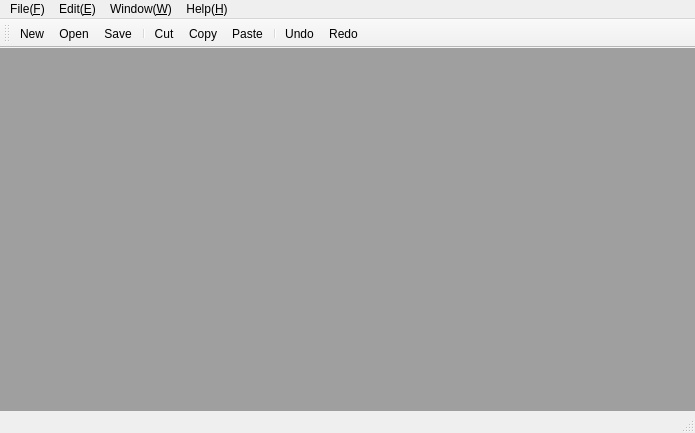
First picture: the form in TextEdit/mainwindow.ui, repository yangyongda/MyQT_Project, before the edit.
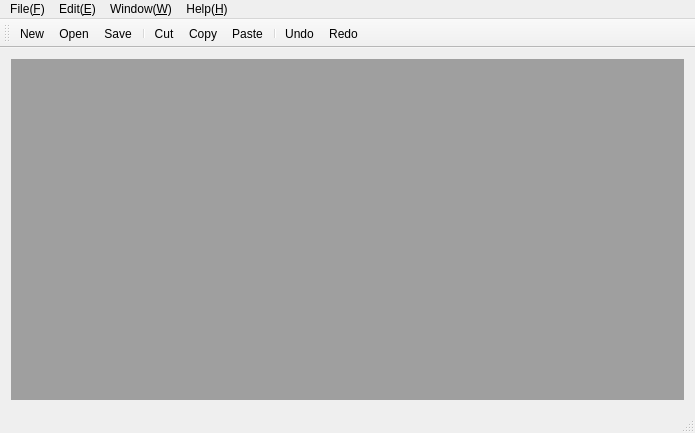
Second picture: the form after the edit. Icons and pictures are not drawn.

```diff
--- a/TextEdit/mainwindow.ui
+++ b/TextEdit/mainwindow.ui
@@ -10,20 +10,21 @@
     <height>433</height>
    </rect>
   </property>
+  <property name="sizePolicy">
+   <sizepolicy hsizetype="Expanding" vsizetype="Expanding">
+    <horstretch>0</horstretch>
+    <verstretch>0</verstretch>
+   </sizepolicy>
+  </property>
   <property name="windowTitle">
    <string>MainWindow</string>
   </property>
   <widget class="QWidget" name="centralWidget">
-   <widget class="QMdiArea" name="mdiArea">
-    <property name="geometry">
-     <rect>
-      <x>0</x>
-      <y>0</y>
-      <width>701</width>
-      <height>371</height>
-     </rect>
-    </property>
-   </widget>
+   <layout class="QGridLayout" name="gridLayout">
+    <item row="0" column="0">
+     <widget class="QMdiArea" name="mdiArea"/>
+    </item>
+   </layout>
   </widget>
   <widget class="QMenuBar" name="menuBar">
    <property name="geometry">
```
